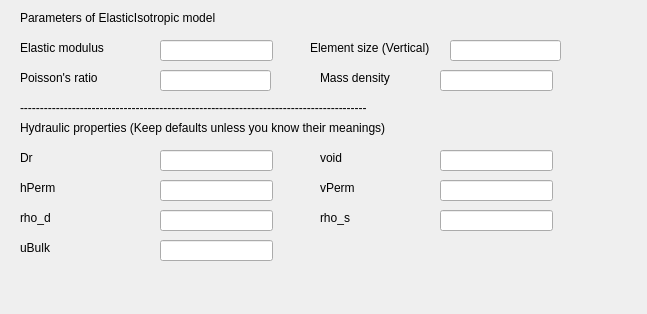
The window that UI/elasticisotropic.ui (NHERI-SimCenter/s3hark) describes before a commit, drawn with Qt 5.
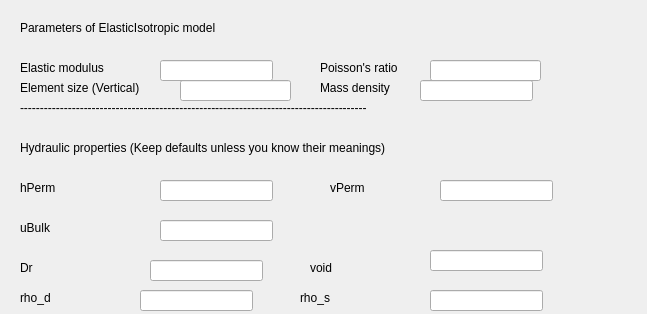
The same window after the commit.

The edit to the form file:
```diff
--- a/UI/elasticisotropic.ui
+++ b/UI/elasticisotropic.ui
@@ -17,7 +17,7 @@
    <property name="geometry">
     <rect>
      <x>20</x>
-     <y>10</y>
+     <y>20</y>
      <width>371</width>
      <height>16</height>
     </rect>
@@ -30,7 +30,7 @@
    <property name="geometry">
     <rect>
      <x>20</x>
-     <y>40</y>
+     <y>60</y>
      <width>101</width>
      <height>16</height>
     </rect>
@@ -45,8 +45,8 @@
   <widget class="QLabel" name="label_3">
    <property name="geometry">
     <rect>
-     <x>20</x>
-     <y>70</y>
+     <x>320</x>
+     <y>60</y>
      <width>101</width>
      <height>16</height>
     </rect>
@@ -59,7 +59,7 @@
    <property name="geometry">
     <rect>
      <x>320</x>
-     <y>70</y>
+     <y>80</y>
      <width>91</width>
      <height>16</height>
     </rect>
@@ -72,7 +72,7 @@
    <property name="geometry">
     <rect>
      <x>160</x>
-     <y>40</y>
+     <y>60</y>
      <width>113</width>
      <height>21</height>
     </rect>
@@ -81,8 +81,8 @@
   <widget class="QLineEdit" name="vEdt">
    <property name="geometry">
     <rect>
-     <x>160</x>
-     <y>70</y>
+     <x>430</x>
+     <y>60</y>
      <width>111</width>
      <height>21</height>
     </rect>
@@ -91,8 +91,8 @@
   <widget class="QLineEdit" name="rhoEdt">
    <property name="geometry">
     <rect>
-     <x>440</x>
-     <y>70</y>
+     <x>420</x>
+     <y>80</y>
      <width>113</width>
      <height>21</height>
     </rect>
@@ -101,8 +101,8 @@
   <widget class="QLabel" name="eSizeLabel">
    <property name="geometry">
     <rect>
-     <x>310</x>
-     <y>40</y>
+     <x>20</x>
+     <y>80</y>
      <width>141</width>
      <height>16</height>
     </rect>
@@ -114,8 +114,8 @@
   <widget class="QLineEdit" name="eSize">
    <property name="geometry">
     <rect>
-     <x>450</x>
-     <y>40</y>
+     <x>180</x>
+     <y>80</y>
      <width>111</width>
      <height>21</height>
     </rect>
@@ -125,7 +125,7 @@
    <property name="geometry">
     <rect>
      <x>20</x>
-     <y>240</y>
+     <y>220</y>
      <width>59</width>
      <height>16</height>
     </rect>
@@ -150,7 +150,7 @@
   <widget class="QLabel" name="label_8">
    <property name="geometry">
     <rect>
-     <x>320</x>
+     <x>330</x>
      <y>180</y>
      <width>59</width>
      <height>16</height>
@@ -163,8 +163,8 @@
   <widget class="QLabel" name="label_9">
    <property name="geometry">
     <rect>
-     <x>320</x>
-     <y>150</y>
+     <x>310</x>
+     <y>260</y>
      <width>59</width>
      <height>16</height>
     </rect>
@@ -177,7 +177,7 @@
    <property name="geometry">
     <rect>
      <x>20</x>
-     <y>150</y>
+     <y>260</y>
      <width>59</width>
      <height>16</height>
     </rect>
@@ -190,7 +190,7 @@
    <property name="geometry">
     <rect>
      <x>20</x>
-     <y>210</y>
+     <y>290</y>
      <width>59</width>
      <height>16</height>
     </rect>
@@ -202,8 +202,8 @@
   <widget class="QLabel" name="label_12">
    <property name="geometry">
     <rect>
-     <x>320</x>
-     <y>210</y>
+     <x>300</x>
+     <y>290</y>
      <width>59</width>
      <height>16</height>
     </rect>
@@ -216,7 +216,7 @@
    <property name="geometry">
     <rect>
      <x>160</x>
-     <y>240</y>
+     <y>220</y>
      <width>113</width>
      <height>21</height>
     </rect>
@@ -225,8 +225,8 @@
   <widget class="QLineEdit" name="DrEdt">
    <property name="geometry">
     <rect>
-     <x>160</x>
-     <y>150</y>
+     <x>150</x>
+     <y>260</y>
      <width>113</width>
      <height>21</height>
     </rect>
@@ -245,8 +245,8 @@
   <widget class="QLineEdit" name="rho_dEdt">
    <property name="geometry">
     <rect>
-     <x>160</x>
-     <y>210</y>
+     <x>140</x>
+     <y>290</y>
      <width>113</width>
      <height>21</height>
     </rect>
@@ -255,8 +255,8 @@
   <widget class="QLineEdit" name="voidEdt">
    <property name="geometry">
     <rect>
-     <x>440</x>
-     <y>150</y>
+     <x>430</x>
+     <y>250</y>
      <width>113</width>
      <height>21</height>
     </rect>
@@ -275,8 +275,8 @@
   <widget class="QLineEdit" name="rho_sEdt">
    <property name="geometry">
     <rect>
-     <x>440</x>
-     <y>210</y>
+     <x>430</x>
+     <y>290</y>
      <width>113</width>
      <height>21</height>
     </rect>
@@ -299,7 +299,7 @@
    <property name="geometry">
     <rect>
      <x>20</x>
-     <y>120</y>
+     <y>140</y>
      <width>451</width>
      <height>16</height>
     </rect>
```
Left out of the diff: 10 changed lines with no effect on the pictures.
